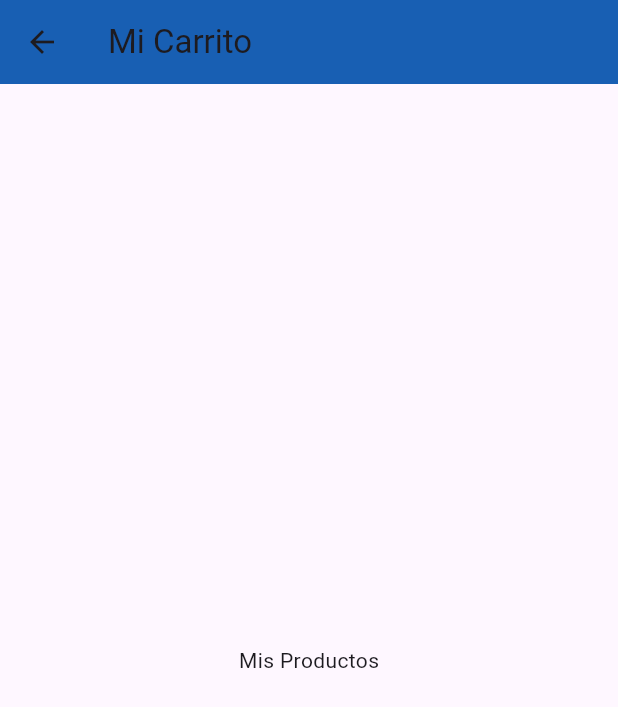
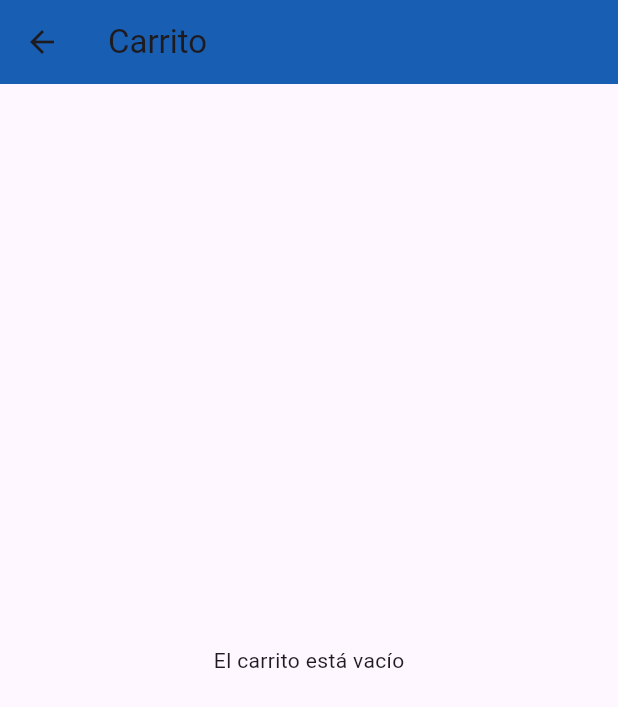
Before and after one commit to ValeMontecinosP/cmo_es_u3_grupo_6, a Flutter app: the CartScreen screen opened by its route, on a phone screen of 412 x 824 dp. Shown: the top 707 px of the screen. Run offline on Flutter 3.47's test engine with Material 3 defaults, Android fonts, the phone set to English and light mode, and no system bars; Roboto replaces fonts that are missing (Releway).

```diff
--- a/lib/providers/cart_provider.dart
+++ b/lib/providers/cart_provider.dart
@@ -1,14 +1,28 @@
 import 'package:flutter/material.dart';
+import 'package:flutter_application_3/models/productos.dart';
 
 class CartProvider extends ChangeNotifier {
-  int _itemCount = 0;
+  final List<Listado> _items = [];
 
-  int get itemCount => _itemCount;
+  List<Listado> get items => _items;
 
-  get items => null;
+  int get itemCount => _items.length;
 
-  void addItem() {
-    _itemCount++;
+  double get total =>
+      _items.fold(0, (sum, item) => sum + item.productPrice);
+
+  void addItem(Listado product) {
+    _items.add(product);
+    notifyListeners();
+  }
+
+  void removeItem(Listado product) {
+    _items.remove(product);
+    notifyListeners();
+  }
+
+  void clearCart() {
+    _items.clear();
     notifyListeners();
   }
 }
--- a/lib/screen/cart_screen.dart
+++ b/lib/screen/cart_screen.dart
@@ -1,16 +1,49 @@
 import 'package:flutter/material.dart';
+import 'package:flutter_application_3/providers/cart_provider.dart';
+import 'package:provider/provider.dart';
 
 class CartScreen extends StatelessWidget {
   const CartScreen({super.key});
+
   @override
   Widget build(BuildContext context) {
+    final cart = Provider.of<CartProvider>(context);
+
     return Scaffold(
-      appBar: AppBar(
-        title: const Text('Mi Carrito'),
-      ),
-      body: const Center(
-        child: Text('Mis Productos'),
-      ),
+      appBar: AppBar(title: const Text('Carrito')),
+      body: cart.items.isEmpty
+          ? const Center(child: Text('El carrito está vacío'))
+          : Column(
+              children: [
+                Expanded(
+                  child: ListView.builder(
+                    itemCount: cart.items.length,
+                    itemBuilder: (context, index) {
+                      final item = cart.items[index];
+                      return ListTile(
+                        title: Text(item.productName),
+                        subtitle: Text('\$${item.productPrice}'),
+                        trailing: IconButton(
+                          icon: const Icon(Icons.delete),
+                          onPressed: () {
+                            cart.removeItem(item);
+                          },
+                        ),
+                      );
+                    },
+                  ),
+                ),
+                ElevatedButton(
+                  onPressed: () {
+                    cart.clearCart();
+                    ScaffoldMessenger.of(context).showSnackBar(
+                      const SnackBar(content: Text('Compra realizada')),
+                    );
+                  },
+                  child: const Text('Comprar'),
+                ),
+              ],
+            ),
     );
   }
 }
```
Also changed, not shown: lib/screen/list_product_screen.dart (+10 -7 lines).
